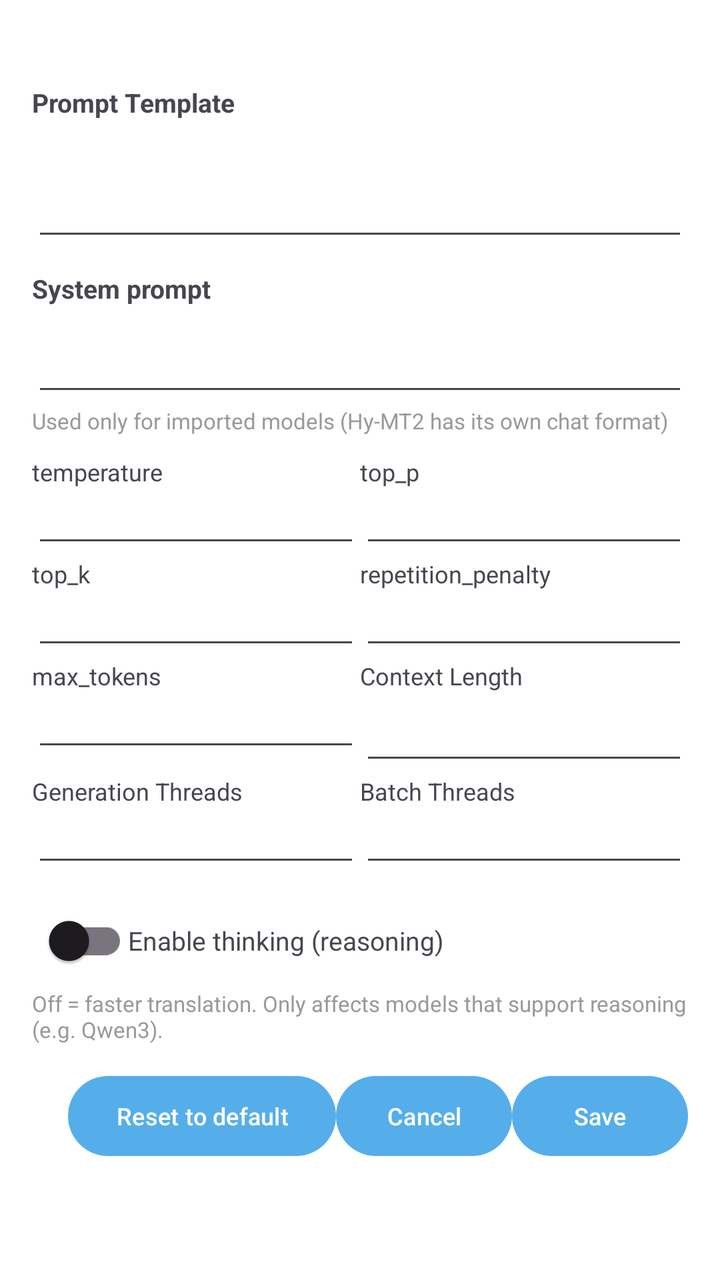
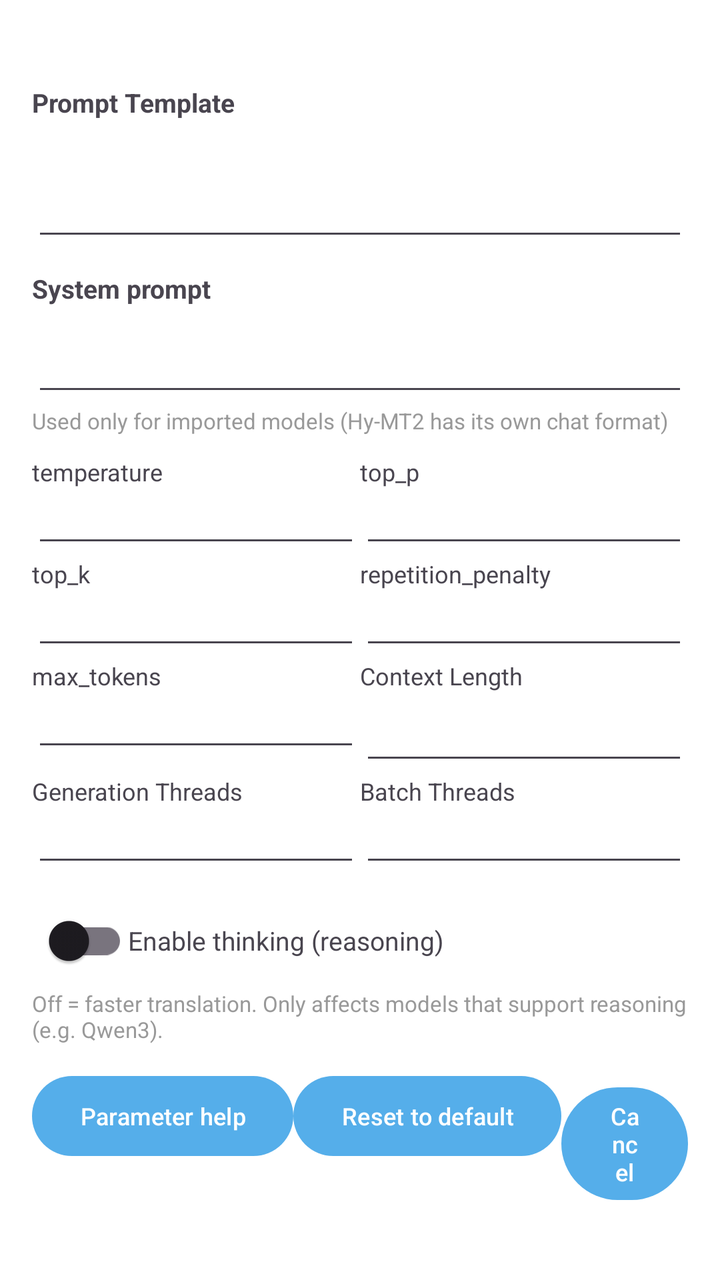

Compare the two renders of this Android layout. The source of the first and the diff that turns it into the second are given below.
<!-- AndroidManifest.xml: application theme Theme.MT -->
<!-- res/layout/dialog_llamacpp_params.xml -->
<?xml version="1.0" encoding="utf-8"?>
<ScrollView xmlns:android="http://schemas.android.com/apk/res/android"
    android:layout_width="match_parent"
    android:layout_height="wrap_content"
    android:maxHeight="520dp">

    <LinearLayout
        android:layout_width="match_parent"
        android:layout_height="wrap_content"
        android:orientation="vertical"
        android:padding="16dp">

        <TextView
            android:id="@+id/noteText"
            android:layout_width="match_parent"
            android:layout_height="wrap_content"
            android:lineSpacingExtra="2dp"
            android:textColor="@color/text_tertiary"
            android:textSize="12sp" />

        <TextView
            android:layout_width="match_parent"
            android:layout_height="wrap_content"
            android:layout_marginTop="10dp"
            android:text="@string/hymt2_prompt_label"
            android:textSize="13sp"
            android:textStyle="bold" />

        <EditText
            android:id="@+id/promptEdit"
            android:layout_width="match_parent"
            android:layout_height="wrap_content"
            android:gravity="top"
            android:inputType="textMultiLine"
            android:minLines="3"
            android:textSize="13sp" />

        <LinearLayout
            android:id="@+id/systemPromptBox"
            android:layout_width="match_parent"
            android:layout_height="wrap_content"
            android:orientation="vertical">

            <TextView
                android:layout_width="match_parent"
                android:layout_height="wrap_content"
                android:layout_marginTop="10dp"
                android:text="@string/llamacpp_system_prompt_label"
                android:textSize="13sp"
                android:textStyle="bold" />

            <EditText
                android:id="@+id/systemPromptEdit"
                android:layout_width="match_parent"
                android:layout_height="wrap_content"
                android:gravity="top"
                android:inputType="textMultiLine"
                android:minLines="2"
                android:textSize="13sp" />

            <TextView
                android:layout_width="match_parent"
                android:layout_height="wrap_content"
                android:text="@string/llamacpp_system_prompt_hint"
                android:textColor="@color/text_tertiary"
                android:textSize="11sp" />
        </LinearLayout>

        <LinearLayout
            android:layout_width="match_parent"
            android:layout_height="wrap_content"
            android:layout_marginTop="10dp"
            android:orientation="horizontal">

            <LinearLayout
                android:layout_width="0dp"
                android:layout_height="wrap_content"
                android:layout_weight="1"
                android:orientation="vertical">

                <TextView
                    android:layout_width="match_parent"
                    android:layout_height="wrap_content"
                    android:text="@string/hymt2_temp_label"
                    android:textSize="12sp" />

                <EditText
                    android:id="@+id/tempEdit"
                    android:layout_width="match_parent"
                    android:layout_height="wrap_content"
                    android:inputType="numberDecimal"
                    android:textSize="13sp" />
            </LinearLayout>

            <LinearLayout
                android:layout_width="0dp"
                android:layout_height="wrap_content"
                android:layout_weight="1"
                android:orientation="vertical">

                <TextView
                    android:layout_width="match_parent"
                    android:layout_height="wrap_content"
                    android:text="@string/hymt2_top_p_label"
                    android:textSize="12sp" />

                <EditText
                    android:id="@+id/topPEdit"
                    android:layout_width="match_parent"
                    android:layout_height="wrap_content"
                    android:inputType="numberDecimal"
                    android:textSize="13sp" />
            </LinearLayout>
        </LinearLayout>

        <LinearLayout
            android:layout_width="match_parent"
            android:layout_height="wrap_content"
            android:orientation="horizontal">

            <LinearLayout
                android:layout_width="0dp"
                android:layout_height="wrap_content"
                android:layout_weight="1"
                android:orientation="vertical">

                <TextView
                    android:layout_width="match_parent"
                    android:layout_height="wrap_content"
                    android:text="@string/hymt2_top_k_label"
                    android:textSize="12sp" />

                <EditText
                    android:id="@+id/topKEdit"
                    android:layout_width="match_parent"
                    android:layout_height="wrap_content"
                    android:inputType="number"
                    android:textSize="13sp" />
            </LinearLayout>

            <LinearLayout
                android:layout_width="0dp"
                android:layout_height="wrap_content"
                android:layout_weight="1"
                android:orientation="vertical">

                <TextView
                    android:layout_width="match_parent"
                    android:layout_height="wrap_content"
                    android:text="@string/hymt2_rep_penalty_label"
                    android:textSize="12sp" />

                <EditText
                    android:id="@+id/repPenaltyEdit"
                    android:layout_width="match_parent"
                    android:layout_height="wrap_content"
                    android:inputType="numberDecimal"
                    android:textSize="13sp" />
            </LinearLayout>
        </LinearLayout>

        <LinearLayout
            android:layout_width="match_parent"
            android:layout_height="wrap_content"
            android:orientation="horizontal">

            <LinearLayout
                android:layout_width="0dp"
                android:layout_height="wrap_content"
                android:layout_weight="1"
                android:orientation="vertical">

                <TextView
                    android:layout_width="match_parent"
                    android:layout_height="wrap_content"
                    android:text="@string/hymt2_max_tokens_label"
                    android:textSize="12sp" />

                <EditText
                    android:id="@+id/maxTokensEdit"
                    android:layout_width="match_parent"
                    android:layout_height="wrap_content"
                    android:inputType="number"
                    android:textSize="13sp" />
            </LinearLayout>

            <LinearLayout
                android:layout_width="0dp"
                android:layout_height="wrap_content"
                android:layout_weight="1"
                android:orientation="vertical">

                <TextView
                    android:layout_width="match_parent"
                    android:layout_height="wrap_content"
                    android:text="@string/hymt2_context_label"
                    android:textSize="12sp" />

                <com.google.android.material.textfield.MaterialAutoCompleteTextView
                    android:id="@+id/contextSelect"
                    android:layout_width="match_parent"
                    android:layout_height="wrap_content"
                    android:inputType="none" />
            </LinearLayout>
        </LinearLayout>

        <LinearLayout
            android:layout_width="match_parent"
            android:layout_height="wrap_content"
            android:orientation="horizontal">

            <LinearLayout
                android:layout_width="0dp"
                android:layout_height="wrap_content"
                android:layout_weight="1"
                android:orientation="vertical">

                <TextView
                    android:layout_width="match_parent"
                    android:layout_height="wrap_content"
                    android:text="@string/hymt2_threads_label"
                    android:textSize="12sp" />

                <EditText
                    android:id="@+id/threadsEdit"
                    android:layout_width="match_parent"
                    android:layout_height="wrap_content"
                    android:inputType="number"
                    android:textSize="13sp" />
            </LinearLayout>

            <LinearLayout
                android:layout_width="0dp"
                android:layout_height="wrap_content"
                android:layout_weight="1"
                android:orientation="vertical">

                <TextView
                    android:layout_width="match_parent"
                    android:layout_height="wrap_content"
                    android:text="@string/hymt2_batch_threads_label"
                    android:textSize="12sp" />

                <EditText
                    android:id="@+id/batchThreadsEdit"
                    android:layout_width="match_parent"
                    android:layout_height="wrap_content"
                    android:inputType="number"
                    android:textSize="13sp" />
            </LinearLayout>
        </LinearLayout>

        <LinearLayout
            android:id="@+id/thinkingBox"
            android:layout_width="match_parent"
            android:layout_height="wrap_content"
            android:layout_marginTop="8dp"
            android:gravity="center_vertical"
            android:orientation="horizontal">

            <androidx.appcompat.widget.SwitchCompat
                android:id="@+id/switchThinking"
                android:layout_width="wrap_content"
                android:layout_height="wrap_content" />

            <TextView
                android:layout_width="0dp"
                android:layout_height="wrap_content"
                android:layout_weight="1"
                android:text="@string/llamacpp_enable_thinking_label"
                android:textSize="13sp" />
        </LinearLayout>

        <TextView
            android:id="@+id/thinkingHint"
            android:layout_width="match_parent"
            android:layout_height="wrap_content"
            android:text="@string/llamacpp_enable_thinking_hint"
            android:textColor="@color/text_tertiary"
            android:textSize="11sp" />

        <LinearLayout
            android:layout_width="match_parent"
            android:layout_height="wrap_content"
            android:layout_marginTop="12dp"
            android:gravity="end"
            android:orientation="horizontal">

            <Button
                android:id="@+id/btnReset"
                android:layout_width="wrap_content"
                android:layout_height="wrap_content"
                android:text="@string/llamacpp_reset_default"
                android:textSize="12sp" />

            <Button
                android:id="@+id/btnCancel"
                android:layout_width="wrap_content"
                android:layout_height="wrap_content"
                android:text="@string/user_cancel"
                android:textSize="12sp" />

            <Button
                android:id="@+id/btnSave"
                android:layout_width="wrap_content"
                android:layout_height="wrap_content"
                android:text="@string/save"
                android:textSize="12sp" />
        </LinearLayout>
    </LinearLayout>
</ScrollView>
<!-- resources referenced by this layout -->
<resources>
  <color name="text_tertiary">#999999</color>
  <string name="hymt2_batch_threads_label">Batch Threads</string>
  <string name="hymt2_context_label">Context Length</string>
  <string name="hymt2_max_tokens_label">max_tokens</string>
  <string name="hymt2_prompt_label">Prompt Template</string>
  <string name="hymt2_rep_penalty_label">repetition_penalty</string>
  <string name="hymt2_temp_label">temperature</string>
  <string name="hymt2_threads_label">Generation Threads</string>
  <string name="hymt2_top_k_label">top_k</string>
  <string name="hymt2_top_p_label">top_p</string>
  <string name="llamacpp_enable_thinking_hint">Off = faster translation. Only affects models that support reasoning (e.g. Qwen3).</string>
  <string name="llamacpp_enable_thinking_label">Enable thinking (reasoning)</string>
  <string name="llamacpp_reset_default">Reset to default</string>
  <string name="llamacpp_system_prompt_hint">Used only for imported models (Hy-MT2 has its own chat format)</string>
  <string name="llamacpp_system_prompt_label">System prompt</string>
  <string name="save">Save</string>
  <string name="user_cancel">Cancel</string>
  <style name="Theme.MT" parent="Base.Theme.MT">
          
          <item name="android:navigationBarColor">@android:color/transparent</item>
          <item name="android:statusBarColor">@android:color/transparent</item>
          <item name="android:windowLightStatusBar">?attr/isLightTheme</item>
      </style>
  <style name="Base.Theme.MT" parent="Theme.Material3.DayNight.NoActionBar">
          <item name="colorPrimary">@color/primary</item>
          <item name="preferenceTheme">@style/AppPreferenceTheme</item>
          <item name="android:windowBackground">@color/surface</item>
          <item name="android:navigationBarColor">
              @android:color/transparent
          </item>
          <item name="android:enforceNavigationBarContrast">false</item>
          <item name="android:enforceStatusBarContrast">false</item>
      </style>
  <color name="primary">#55AEEA</color>
  <style name="AppPreferenceTheme" parent="@style/PreferenceThemeOverlay">
          <item name="android:preferenceStyle">@style/AppPrefStyle</item>
      </style>
  <color name="surface">#FFFFFF</color>
  <style name="AppPrefStyle">
          <item name="android:layout">@layout/preference_item_fit</item>
      </style>
</resources>

<!-- the commit's change to res/layout/dialog_llamacpp_params.xml (unified diff, before → after) -->
@@ -22,7 +22,7 @@
             android:layout_width="match_parent"
             android:layout_height="wrap_content"
             android:layout_marginTop="10dp"
-            android:text="@string/hymt2_prompt_label"
+            android:text="@string/llamacpp_prompt_label"
             android:textSize="13sp"
             android:textStyle="bold" />
 
@@ -81,7 +81,7 @@
                 <TextView
                     android:layout_width="match_parent"
                     android:layout_height="wrap_content"
-                    android:text="@string/hymt2_temp_label"
+                    android:text="@string/llamacpp_temp_label"
                     android:textSize="12sp" />
 
                 <EditText
@@ -101,7 +101,7 @@
                 <TextView
                     android:layout_width="match_parent"
                     android:layout_height="wrap_content"
-                    android:text="@string/hymt2_top_p_label"
+                    android:text="@string/llamacpp_top_p_label"
                     android:textSize="12sp" />
 
                 <EditText
@@ -127,7 +127,7 @@
                 <TextView
                     android:layout_width="match_parent"
                     android:layout_height="wrap_content"
-                    android:text="@string/hymt2_top_k_label"
+                    android:text="@string/llamacpp_top_k_label"
                     android:textSize="12sp" />
 
                 <EditText
@@ -147,7 +147,7 @@
                 <TextView
                     android:layout_width="match_parent"
                     android:layout_height="wrap_content"
-                    android:text="@string/hymt2_rep_penalty_label"
+                    android:text="@string/llamacpp_rep_penalty_label"
                     android:textSize="12sp" />
 
                 <EditText
@@ -173,7 +173,7 @@
                 <TextView
                     android:layout_width="match_parent"
                     android:layout_height="wrap_content"
-                    android:text="@string/hymt2_max_tokens_label"
+                    android:text="@string/llamacpp_max_tokens_label"
                     android:textSize="12sp" />
 
                 <EditText
@@ -193,7 +193,7 @@
                 <TextView
                     android:layout_width="match_parent"
                     android:layout_height="wrap_content"
-                    android:text="@string/hymt2_context_label"
+                    android:text="@string/llamacpp_context_label"
                     android:textSize="12sp" />
 
                 <com.google.android.material.textfield.MaterialAutoCompleteTextView
@@ -218,7 +218,7 @@
                 <TextView
                     android:layout_width="match_parent"
                     android:layout_height="wrap_content"
-                    android:text="@string/hymt2_threads_label"
+                    android:text="@string/llamacpp_threads_label"
                     android:textSize="12sp" />
 
                 <EditText
@@ -238,7 +238,7 @@
                 <TextView
                     android:layout_width="match_parent"
                     android:layout_height="wrap_content"
-                    android:text="@string/hymt2_batch_threads_label"
+                    android:text="@string/llamacpp_batch_threads_label"
                     android:textSize="12sp" />
 
                 <EditText
@@ -287,6 +287,13 @@
             android:orientation="horizontal">
 
             <Button
+                android:id="@+id/btnHelp"
+                android:layout_width="wrap_content"
+                android:layout_height="wrap_content"
+                android:text="@string/llamacpp_params_help"
+                android:textSize="12sp" />
+
+            <Button
                 android:id="@+id/btnReset"
                 android:layout_width="wrap_content"
                 android:layout_height="wrap_content"
<!-- resource entries referenced after the edit -->
@@ -1,20 +1,21 @@
 <!-- resources referenced by this layout -->
 <resources>
   <color name="text_tertiary">#999999</color>
-  <string name="hymt2_batch_threads_label">Batch Threads</string>
-  <string name="hymt2_context_label">Context Length</string>
-  <string name="hymt2_max_tokens_label">max_tokens</string>
-  <string name="hymt2_prompt_label">Prompt Template</string>
-  <string name="hymt2_rep_penalty_label">repetition_penalty</string>
-  <string name="hymt2_temp_label">temperature</string>
-  <string name="hymt2_threads_label">Generation Threads</string>
-  <string name="hymt2_top_k_label">top_k</string>
-  <string name="hymt2_top_p_label">top_p</string>
+  <string name="llamacpp_batch_threads_label">Batch Threads</string>
+  <string name="llamacpp_context_label">Context Length</string>
   <string name="llamacpp_enable_thinking_hint">Off = faster translation. Only affects models that support reasoning (e.g. Qwen3).</string>
   <string name="llamacpp_enable_thinking_label">Enable thinking (reasoning)</string>
+  <string name="llamacpp_max_tokens_label">max_tokens</string>
+  <string name="llamacpp_params_help">Parameter help</string>
+  <string name="llamacpp_prompt_label">Prompt Template</string>
+  <string name="llamacpp_rep_penalty_label">repetition_penalty</string>
   <string name="llamacpp_reset_default">Reset to default</string>
   <string name="llamacpp_system_prompt_hint">Used only for imported models (Hy-MT2 has its own chat format)</string>
   <string name="llamacpp_system_prompt_label">System prompt</string>
+  <string name="llamacpp_temp_label">temperature</string>
+  <string name="llamacpp_threads_label">Generation Threads</string>
+  <string name="llamacpp_top_k_label">top_k</string>
+  <string name="llamacpp_top_p_label">top_p</string>
   <string name="save">Save</string>
   <string name="user_cancel">Cancel</string>
   <style name="Theme.MT" parent="Base.Theme.MT">
